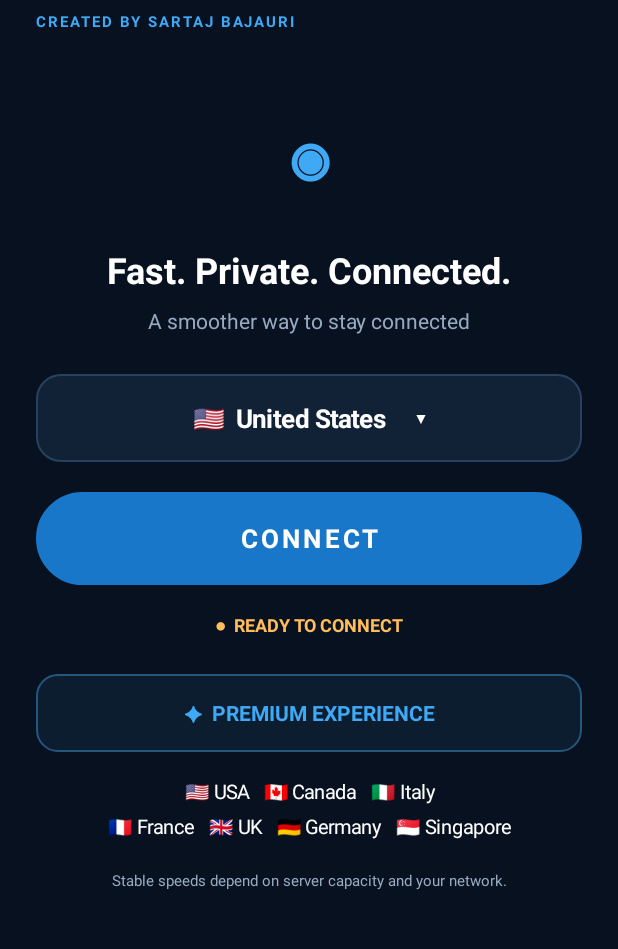
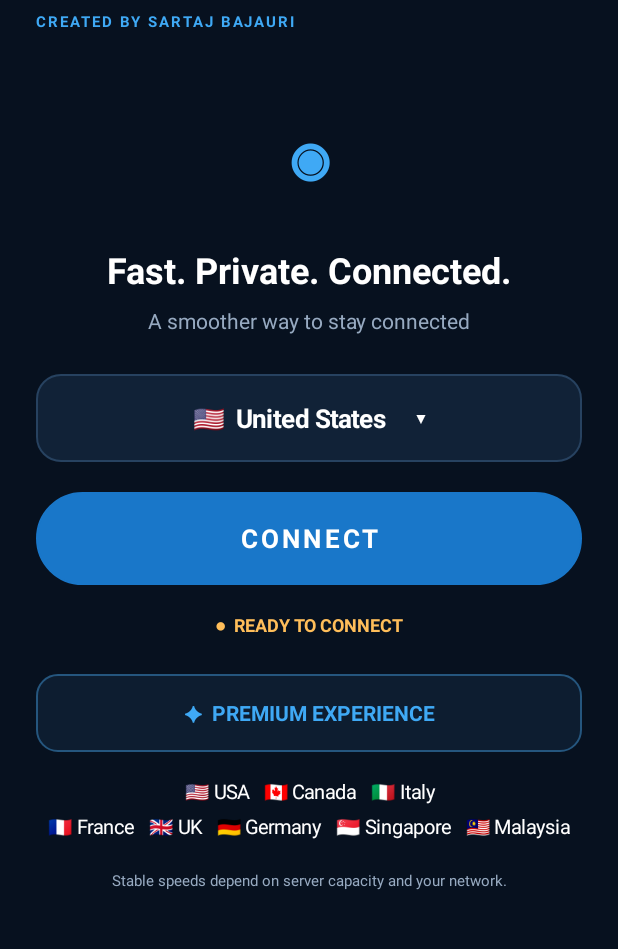
Before and after one commit to sartajbj/SartajVpn, an Android app: the screen it shows after launch (MainActivity), on a phone screen of 412 x 824 dp, the part 88-1037 px from its top. Run offline under Robolectric (Android 15) with nearby library versions, the phone set to English and light mode, and no system bars.

Commit message:
Add Malaysia to Sartaj VPN location selector

```diff
--- a/app/src/main/java/com/carta/vpn/MainActivity.java
+++ b/app/src/main/java/com/carta/vpn/MainActivity.java
@@ -11,7 +11,7 @@ import android.widget.*;
 
 public class MainActivity extends Activity {
     private final String[] countries = {"🇺🇸  United States", "🇨🇦  Canada", "🇮🇹  Italy",
-        "🇫🇷  France", "🇬🇧  United Kingdom", "🇩🇪  Germany", "🇸🇬  Singapore"};
+        "🇫🇷  France", "🇬🇧  United Kingdom", "🇩🇪  Germany", "🇸🇬  Singapore", "🇲🇾  Malaysia"};
     private int current = 0;
     private final int white = Color.WHITE, muted = Color.rgb(151,170,193), blue = Color.rgb(63,169,245);
     private TextView selected;
@@ -62,7 +62,7 @@ public class MainActivity extends Activity {
         premium.setGravity(Gravity.CENTER); premium.setPadding(dp(12),dp(16),dp(12),dp(16));
         premium.setBackground(round(Color.rgb(13,29,48),14,Color.rgb(37,86,126)));
         LinearLayout.LayoutParams pp=lp(-1,-2); pp.topMargin=dp(24); page.addView(premium,pp);
-        TextView list=text("🇺🇸 USA   🇨🇦 Canada   🇮🇹 Italy\n🇫🇷 France   🇬🇧 UK   🇩🇪 Germany   🇸🇬 Singapore",13,white,false);
+        TextView list=text("🇺🇸 USA   🇨🇦 Canada   🇮🇹 Italy\n🇫🇷 France   🇬🇧 UK   🇩🇪 Germany   🇸🇬 Singapore   🇲🇾 Malaysia",13,white,false);
         list.setGravity(Gravity.CENTER); list.setLineSpacing(dp(8),1f);
         LinearLayout.LayoutParams l=lp(-1,-2); l.topMargin=dp(17); page.addView(list,l);
 
```
